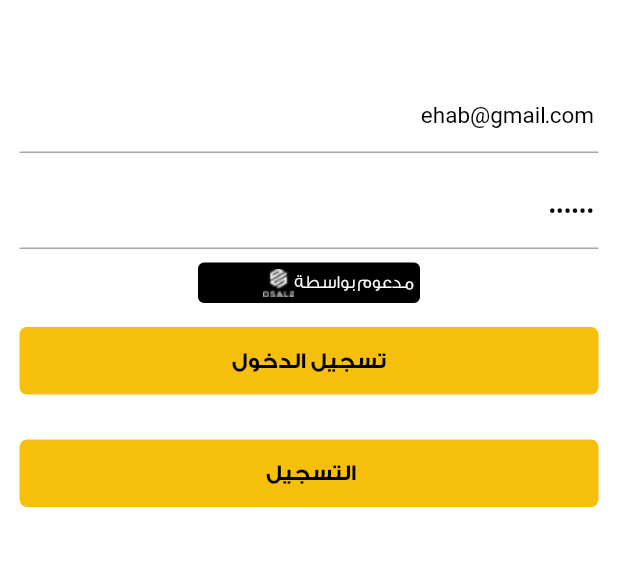
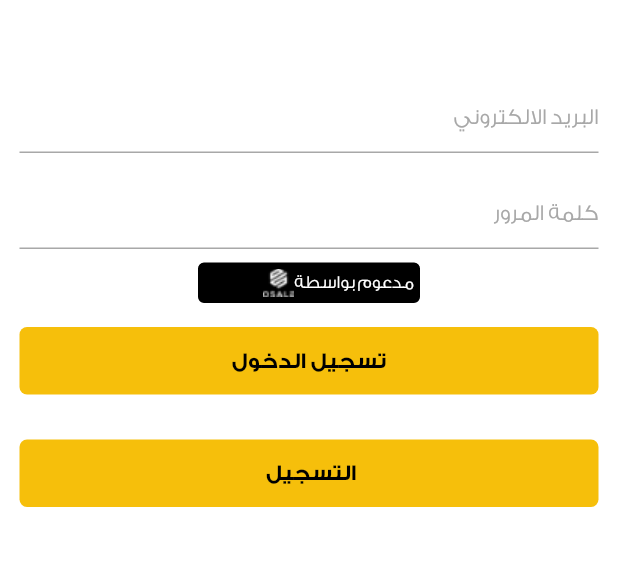
Before and after one commit to marwanzidan/harwell, a Flutter app: the screen it shows after launch, on a phone screen of 412 x 824 dp, the part 243-809 px from its top. Run offline on Flutter 3.47's test engine with Material 2 defaults, Android fonts, the phone set to English and light mode, and no system bars; our stand-ins replace carousel_slider, flutter_spinkit, font_awesome_flutter, shared_preferences; missing offline and left inert: ff_navigation_bar.

```diff
--- a/lib/login.dart
+++ b/lib/login.dart
@@ -17,8 +17,8 @@ class _LoginState extends State<Login> {
   final _formKey = GlobalKey<FormState>();
 
   /// textfield Controller
-  final email = TextEditingController(text: "ehab@gmail.com");
-  final password = TextEditingController(text: "123456");
+  final email = TextEditingController();
+  final password = TextEditingController();
 
   bool isLoading = false;
 
```
Also changed, not shown: 1 other file.
